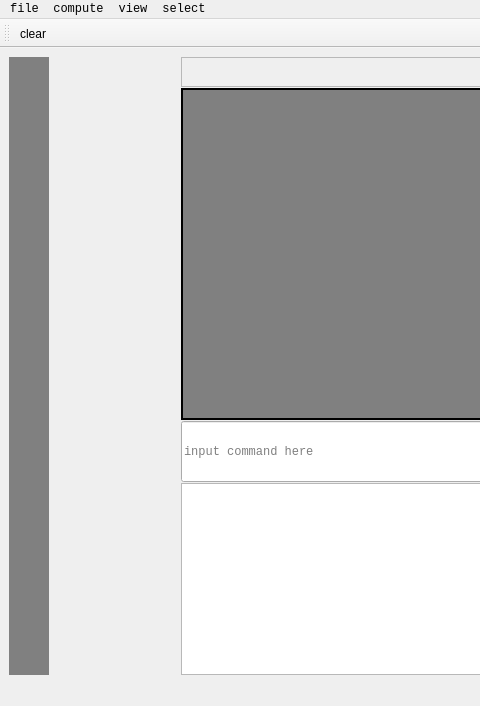
Above: app/app.ui from feifeiboys/pywfn before the change; both pictures show x 0 to 480 and y 0 to 706 of the 895 by 706 pixel window. Below: the same form after it.
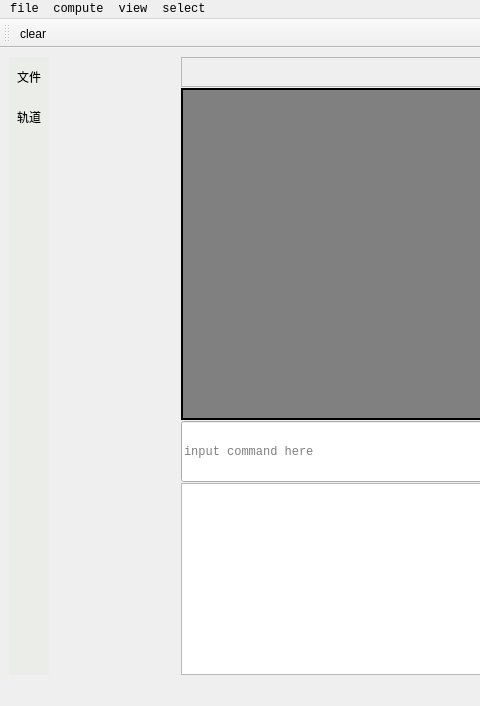
That is the form after the change.

Commit message: 显示轨道

```diff
--- a/app/app.ui
+++ b/app/app.ui
@@ -22,7 +22,7 @@
 background-color:gray;
 }
 #icons{
-background-color:gray;
+background-color:#EBEEE8;
 }
 QMenuBar,QMenu,QAction{
 font-family:Consolas;
@@ -72,6 +72,77 @@
        <property name="lineWidth">
         <number>0</number>
        </property>
+       <layout class="QVBoxLayout" name="verticalLayout_2">
+        <property name="spacing">
+         <number>0</number>
+        </property>
+        <property name="leftMargin">
+         <number>0</number>
+        </property>
+        <property name="topMargin">
+         <number>0</number>
+        </property>
+        <property name="rightMargin">
+         <number>0</number>
+        </property>
+        <property name="bottomMargin">
+         <number>0</number>
+        </property>
+        <item>
+         <widget class="QLabel" name="sideLabelFiles">
+          <property name="minimumSize">
+           <size>
+            <width>0</width>
+            <height>40</height>
+           </size>
+          </property>
+          <property name="text">
+           <string>文件</string>
+          </property>
+          <property name="textFormat">
+           <enum>Qt::AutoText</enum>
+          </property>
+          <property name="alignment">
+           <set>Qt::AlignCenter</set>
+          </property>
+          <property name="margin">
+           <number>5</number>
+          </property>
+         </widget>
+        </item>
+        <item>
+         <widget class="QLabel" name="sideLabelOrbital">
+          <property name="minimumSize">
+           <size>
+            <width>0</width>
+            <height>40</height>
+           </size>
+          </property>
+          <property name="text">
+           <string>轨道</string>
+          </property>
+          <property name="alignment">
+           <set>Qt::AlignCenter</set>
+          </property>
+          <property name="margin">
+           <number>5</number>
+          </property>
+         </widget>
+        </item>
+        <item>
+         <spacer name="verticalSpacer">
+          <property name="orientation">
+           <enum>Qt::Vertical</enum>
+          </property>
+          <property name="sizeHint" stdset="0">
+           <size>
+            <width>20</width>
+            <height>40</height>
+           </size>
+          </property>
+         </spacer>
+        </item>
+       </layout>
       </widget>
       <widget class="QFrame" name="view">
        <property name="sizePolicy">
```
Left out of the diff: 11 changed lines with no effect on the pictures. The commit also changes 14 other files.
